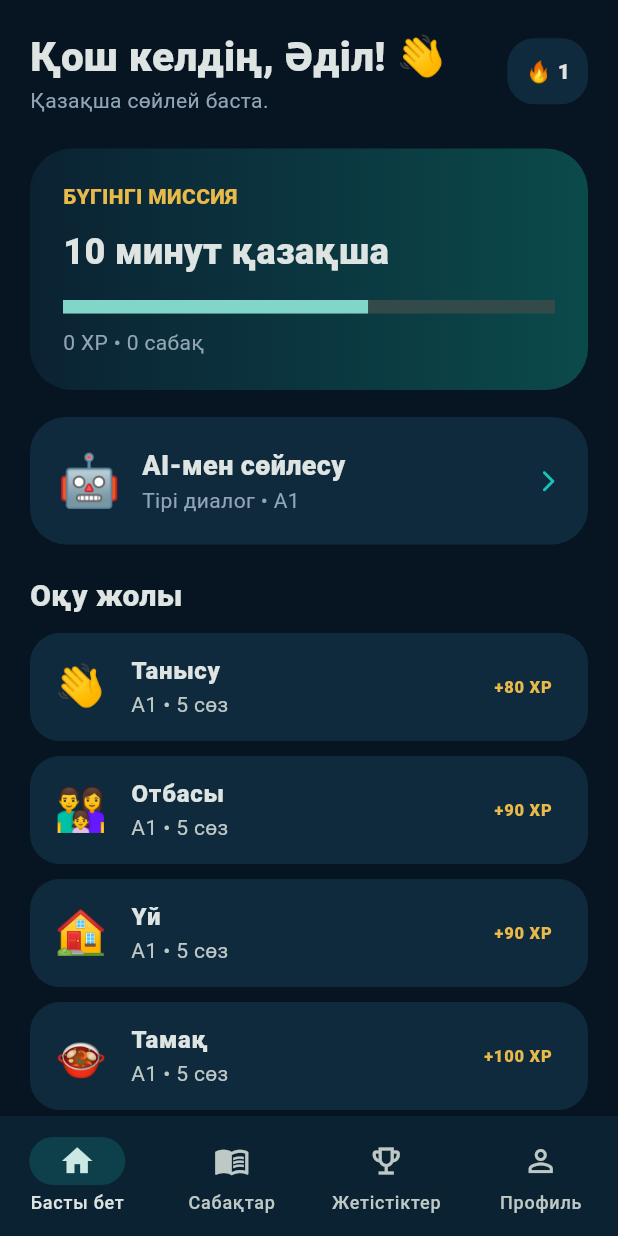
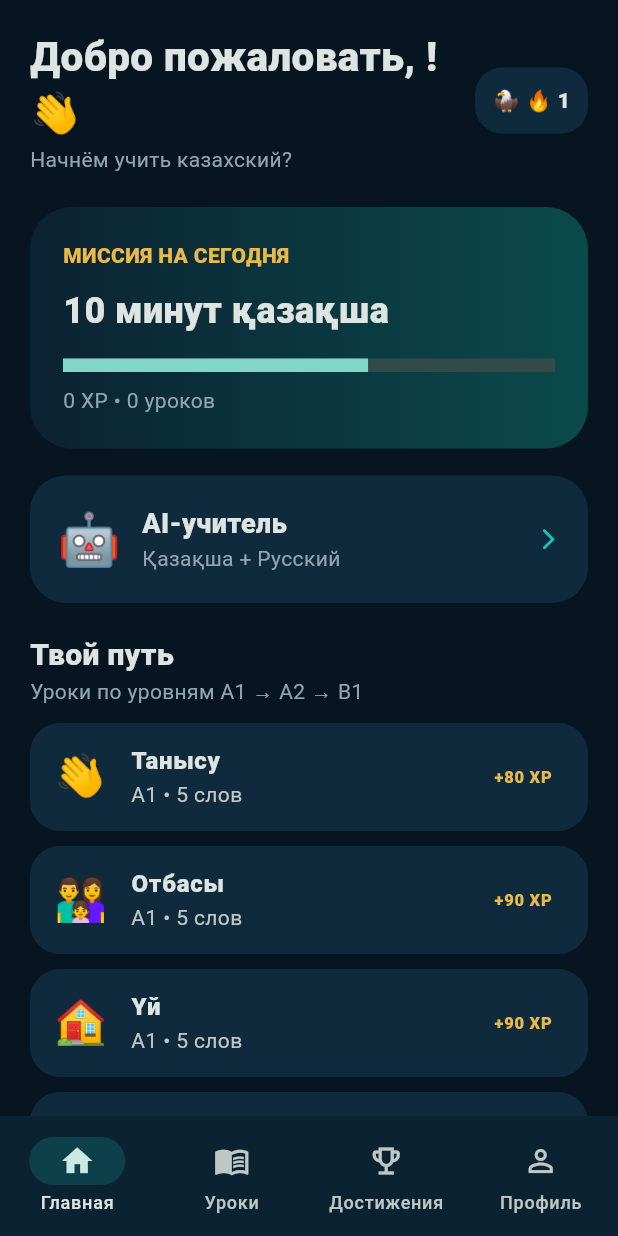
Before and after one commit to adildaku29-maker/qazaqsha_app, a Flutter app: the MainNavigationScreen screen opened directly, on a phone screen of 412 x 824 dp. Run offline on Flutter 3.47's test engine with Material 3 defaults, Android fonts, the phone set to English and light mode, and no system bars; our stand-ins replace flutter_tts, shared_preferences, speech_to_text; accounts and stored records are empty.

Commit message:
Localize UI and use onboarding profile

```diff
--- a/lib/screens/main_navigation_screen.dart
+++ b/lib/screens/main_navigation_screen.dart
@@ -2,78 +2,82 @@ import 'package:flutter/material.dart';
 import '../theme/app_theme.dart';
 import '../data/qazaqsha_content.dart';
 import '../services/storage_service.dart';
+import '../services/user_profile_service.dart';
+import '../ui/app_text.dart';
 import 'ai_dialogue_screen.dart';
 
 class MainNavigationScreen extends StatefulWidget {
   const MainNavigationScreen({super.key});
-  @override State<MainNavigationScreen> createState() => _MainNavigationScreenState();
+  @override State<MainNavigationScreen> createState()=>_MainNavigationScreenState();
 }
 class _MainNavigationScreenState extends State<MainNavigationScreen> {
   int tab=0; final storage=StorageService();
-  @override Widget build(BuildContext context) {
-    final pages=[_Home(storage:storage),const _Lessons(),const _Achievements(),const _Profile()];
+  @override Widget build(BuildContext context)=>FutureBuilder<UserProfile>(
+    future:UserProfileService().profile,
+    builder:(context,s){
+      final p=s.data??const UserProfile(nickname:'',language:'ru',character:'🦅');
+      final pages=[_Home(storage:storage,profile:p),_Lessons(language:p.language),_Achievements(language:p.language),_Profile(profile:p)];
       return Scaffold(body:SafeArea(child:pages[tab]),bottomNavigationBar:NavigationBar(
         selectedIndex:tab,onDestinationSelected:(i)=>setState(()=>tab=i),
-      destinations:const [
-        NavigationDestination(icon:Icon(Icons.home_outlined),selectedIcon:Icon(Icons.home),label:'Басты бет'),
-        NavigationDestination(icon:Icon(Icons.menu_book_outlined),selectedIcon:Icon(Icons.menu_book),label:'Сабақтар'),
-        NavigationDestination(icon:Icon(Icons.emoji_events_outlined),selectedIcon:Icon(Icons.emoji_events),label:'Жетістіктер'),
-        NavigationDestination(icon:Icon(Icons.person_outline),selectedIcon:Icon(Icons.person),label:'Профиль'),
+        destinations:[
+          NavigationDestination(icon:const Icon(Icons.home_outlined),selectedIcon:const Icon(Icons.home),label:AppText.get('home',p.language)),
+          NavigationDestination(icon:const Icon(Icons.menu_book_outlined),selectedIcon:const Icon(Icons.menu_book),label:AppText.get('lessons',p.language)),
+          NavigationDestination(icon:const Icon(Icons.emoji_events_outlined),selectedIcon:const Icon(Icons.emoji_events),label:AppText.get('achievements',p.language)),
+          NavigationDestination(icon:const Icon(Icons.person_outline),selectedIcon:const Icon(Icons.person),label:AppText.get('profile',p.language)),
         ],
       ));
-  }
+    },
+  );
 }
 class _Home extends StatelessWidget {
-  final StorageService storage; const _Home({required this.storage});
-  @override Widget build(BuildContext context) {
-    return FutureBuilder<List<dynamic>>(
+  final StorageService storage; final UserProfile profile;
+  const _Home({required this.storage,required this.profile});
+  @override Widget build(BuildContext context)=>FutureBuilder<List<dynamic>>(
     future:Future.wait<dynamic>([storage.xp,storage.streak,storage.lessons]),
-      builder:(context,snapshot) {
-        final v=snapshot.data??<dynamic>[0,1,0];
+    builder:(context,snapshot){
+      final v=snapshot.data??<dynamic>[0,1,0]; final l=profile.language;
       return ListView(padding:const EdgeInsets.fromLTRB(20,18,20,30),children:[
         Row(children:[
-            const Expanded(child:Column(crossAxisAlignment:CrossAxisAlignment.start,children:[
-              Text('Қош келдің, Әділ! 👋',style:TextStyle(fontSize:27,fontWeight:FontWeight.w900)),
-              Text('Қазақша сөйлей баста.',style:TextStyle(color:AppColors.muted)),
+          Expanded(child:Column(crossAxisAlignment:CrossAxisAlignment.start,children:[
+            Text('${AppText.get('welcome',l)}, ${profile.nickname}! 👋',style:const TextStyle(fontSize:27,fontWeight:FontWeight.w900)),
+            Text(AppText.get('learn',l),style:const TextStyle(color:AppColors.muted)),
           ])),
-            Container(padding:const EdgeInsets.all(12),decoration:BoxDecoration(color:AppColors.card,borderRadius:BorderRadius.circular(18)),child:Text('🔥 '+v[1].toString(),style:const TextStyle(fontWeight:FontWeight.w800))),
+          Container(padding:const EdgeInsets.all(12),decoration:BoxDecoration(color:AppColors.card,borderRadius:BorderRadius.circular(18)),child:Text('${profile.character} 🔥 ${v[1]}',style:const TextStyle(fontWeight:FontWeight.w800))),
         ]),
         const SizedBox(height:22),
         Container(padding:const EdgeInsets.all(22),decoration:BoxDecoration(gradient:const LinearGradient(colors:[AppColors.navy2,Color(0xFF0B4A4B)]),borderRadius:BorderRadius.circular(28)),child:Column(crossAxisAlignment:CrossAxisAlignment.start,children:[
-            const Text('БҮГІНГІ МИССИЯ',style:TextStyle(color:AppColors.gold,fontWeight:FontWeight.w800)),
+          Text(AppText.get('mission',l),style:const TextStyle(color:AppColors.gold,fontWeight:FontWeight.w800)),
           const SizedBox(height:10),const Text('10 минут қазақша',style:TextStyle(fontSize:24,fontWeight:FontWeight.w900)),
           const SizedBox(height:15),const LinearProgressIndicator(value:.62,minHeight:9),const SizedBox(height:9),
-            Text(v[0].toString()+' XP • '+v[2].toString()+' сабақ',style:const TextStyle(color:AppColors.muted)),
+          Text('${v[0]} XP • ${v[2]} ${AppText.get('lesson',l)}',style:const TextStyle(color:AppColors.muted)),
         ])),
         const SizedBox(height:18),
-          InkWell(
-            onTap:()=>Navigator.push(context,MaterialPageRoute(builder:(_)=>const AiDialogueScreen(topic:'Танысу',level:'A1'))),
-            borderRadius:BorderRadius.circular(24),
-            child:Container(padding:const EdgeInsets.all(18),decoration:BoxDecoration(color:AppColors.card,borderRadius:BorderRadius.circular(24)),child:const Row(children:[
-              Text('🤖',style:TextStyle(fontSize:34)),SizedBox(width:14),
+        InkWell(onTap:()=>Navigator.push(context,MaterialPageRoute(builder:(_)=>const AiDialogueScreen(topic:'Танысу',level:'A1'))),borderRadius:BorderRadius.circular(24),
+          child:Container(padding:const EdgeInsets.all(18),decoration:BoxDecoration(color:AppColors.card,borderRadius:BorderRadius.circular(24)),child:Row(children:[
+            const Text('🤖',style:TextStyle(fontSize:34)),const SizedBox(width:14),
             Expanded(child:Column(crossAxisAlignment:CrossAxisAlignment.start,children:[
-                Text('AI-мен сөйлесу',style:TextStyle(fontSize:18,fontWeight:FontWeight.w800)),
-                Text('Тірі диалог • A1',style:TextStyle(color:AppColors.muted)),
-              ])),Icon(Icons.arrow_forward_ios_rounded,size:17,color:AppColors.teal),
-            ])),
-          ),
-          const SizedBox(height:20),const Text('Оқу жолы',style:TextStyle(fontSize:20,fontWeight:FontWeight.w800)),const SizedBox(height:10),
+              Text(AppText.get('ai',l),style:const TextStyle(fontSize:18,fontWeight:FontWeight.w800)),
+              Text('Қазақша + ${l=='en'?'English':l=='kk'?'Қазақша':'Русский'}',style:const TextStyle(color:AppColors.muted)),
+            ])),const Icon(Icons.arrow_forward_ios_rounded,size:17,color:AppColors.teal),
+          ]))),
+        const SizedBox(height:20),Text(AppText.get('path',l),style:const TextStyle(fontSize:20,fontWeight:FontWeight.w800)),
+        Text(AppText.get('lessons_sub',l),style:const TextStyle(color:AppColors.muted)),const SizedBox(height:10),
         ...topics.map((t)=>Padding(padding:const EdgeInsets.only(bottom:10),child:ListTile(
           onTap:()=>Navigator.push(context,MaterialPageRoute(builder:(_)=>AiDialogueScreen(topic:t.title,level:t.level))),
           tileColor:AppColors.card,shape:RoundedRectangleBorder(borderRadius:BorderRadius.circular(20)),
           leading:Text(t.emoji,style:const TextStyle(fontSize:28)),title:Text(t.title,style:const TextStyle(fontWeight:FontWeight.w800)),
-            subtitle:Text(t.level+' • '+t.words.length.toString()+' сөз'),
-            trailing:Text('+'+t.xp.toString()+' XP',style:const TextStyle(color:AppColors.gold,fontWeight:FontWeight.w800)),
+          subtitle:Text('${t.level} • ${t.words.length} ${AppText.get('words',l)}'),
+          trailing:Text('+${t.xp} XP',style:const TextStyle(color:AppColors.gold,fontWeight:FontWeight.w800)),
         ))),
       ]);
     },
   );
 }
-}
 class _Lessons extends StatelessWidget {
-  const _Lessons();
+  final String language; const _Lessons({required this.language});
   @override Widget build(BuildContext context)=>ListView(padding:const EdgeInsets.all(20),children:[
-    const Text('Сабақтар',style:TextStyle(fontSize:28,fontWeight:FontWeight.w900)),const Text('A1 → A2 → B1',style:TextStyle(color:AppColors.muted)),const SizedBox(height:20),
+    Text(AppText.get('lessons',language),style:const TextStyle(fontSize:28,fontWeight:FontWeight.w900)),
+    Text(AppText.get('lessons_sub',language),style:const TextStyle(color:AppColors.muted)),const SizedBox(height:20),
     ...topics.map((t)=>Padding(padding:const EdgeInsets.only(bottom:10),child:ListTile(
       onTap:()=>Navigator.push(context,MaterialPageRoute(builder:(_)=>AiDialogueScreen(topic:t.title,level:t.level))),
       tileColor:AppColors.card,shape:RoundedRectangleBorder(borderRadius:BorderRadius.circular(20)),
@@ -83,24 +87,25 @@ class _Lessons extends StatelessWidget {
   ]);
 }
 class _Achievements extends StatelessWidget {
-  const _Achievements();
+  final String language; const _Achievements({required this.language});
   @override Widget build(BuildContext context)=>ListView(padding:const EdgeInsets.all(20),children:[
-    const Text('Жетістіктер',style:TextStyle(fontSize:28,fontWeight:FontWeight.w900)),const SizedBox(height:18),
-    ...achievements.map((a){final k=a.keys.first;return Card(child:ListTile(leading:CircleAvatar(child:Text(k)),title:Text(a[k]!),subtitle:const Text('Жалғастыр!')));}),
+    Text(AppText.get('achievements',language),style:const TextStyle(fontSize:28,fontWeight:FontWeight.w900)),const SizedBox(height:18),
+    ...achievements.map((a){final k=a.keys.first;return Card(child:ListTile(leading:CircleAvatar(child:Text(k)),title:Text(a[k]!),subtitle:Text(AppText.get('continue',language)));}),
   ]);
 }
 class _Profile extends StatelessWidget {
-  const _Profile();
+  final UserProfile profile; const _Profile({required this.profile});
   @override Widget build(BuildContext context)=>FutureBuilder<List<dynamic>>(
     future:Future.wait<dynamic>([StorageService().xp,StorageService().lessons,StorageService().words]),
     builder:(context,snapshot){final v=snapshot.data??<dynamic>[0,0,0];return ListView(padding:const EdgeInsets.all(20),children:[
-      const CircleAvatar(radius:48,backgroundColor:AppColors.card,child:Text('🦅',style:TextStyle(fontSize:42))),
-      const SizedBox(height:14),const Center(child:Text('Әділ',style:TextStyle(fontSize:25,fontWeight:FontWeight.w900))),
-      const Center(child:Text('Қазақ тілін үйренуші',style:TextStyle(color:AppColors.muted))),const SizedBox(height:25),
-      Row(children:[_metric('XP',v[0].toString()),_metric('Сабақ',v[1].toString()),_metric('Сөз',v[2].toString())]),const SizedBox(height:22),
-      Container(padding:const EdgeInsets.all(20),decoration:BoxDecoration(color:AppColors.card,borderRadius:BorderRadius.circular(24)),child:const Column(crossAxisAlignment:CrossAxisAlignment.start,children:[
-        Text('Батыр жолы',style:TextStyle(fontSize:20,fontWeight:FontWeight.w900)),SizedBox(height:10),Text('🛡️ Бастауыш батыр'),
-        Text('Келесі деңгей: Момышұлы',style:TextStyle(color:AppColors.gold)),SizedBox(height:14),LinearProgressIndicator(value:.28),
+      CircleAvatar(radius:48,backgroundColor:AppColors.card,child:Text(profile.character,style:const TextStyle(fontSize:42))),
+      const SizedBox(height:14),Center(child:Text(profile.nickname,style:const TextStyle(fontSize:25,fontWeight:FontWeight.w900))),
+      Center(child:Text('Qazaqsha • ${profile.language.toUpperCase()}',style:const TextStyle(color:AppColors.muted))),const SizedBox(height:25),
+      Row(children:[_metric('XP',v[0].toString()),_metric(AppText.get('lesson',profile.language),v[1].toString()),_metric(AppText.get('words',profile.language),v[2].toString())]),const SizedBox(height:22),
+      Container(padding:const EdgeInsets.all(20),decoration:BoxDecoration(color:AppColors.card,borderRadius:BorderRadius.circular(24)),child:Column(crossAxisAlignment:CrossAxisAlignment.start,children:[
+        const Text('Батыр жолы',style:TextStyle(fontSize:20,fontWeight:FontWeight.w900)),const SizedBox(height:10),
+        Text('${profile.character} Бастауыш батыр'),const Text('Келесі деңгей: Момышұлы',style:TextStyle(color:AppColors.gold)),
+        const SizedBox(height:14),const LinearProgressIndicator(value:.28),
       ])),
     ]);},
   );
```
Lines whose indentation alone changed are shown as unchanged.
